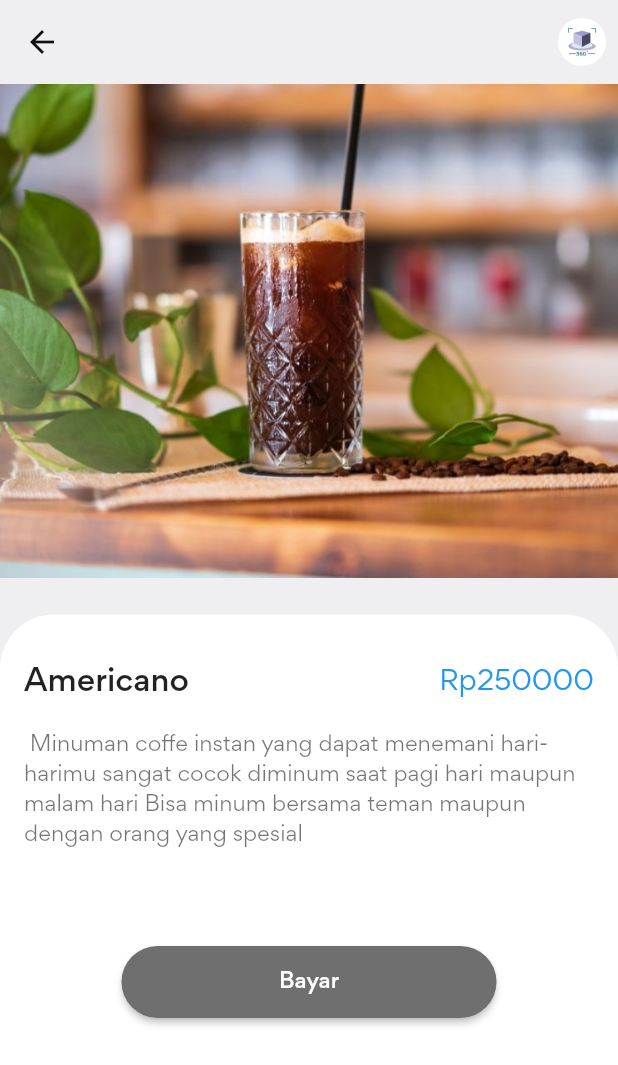
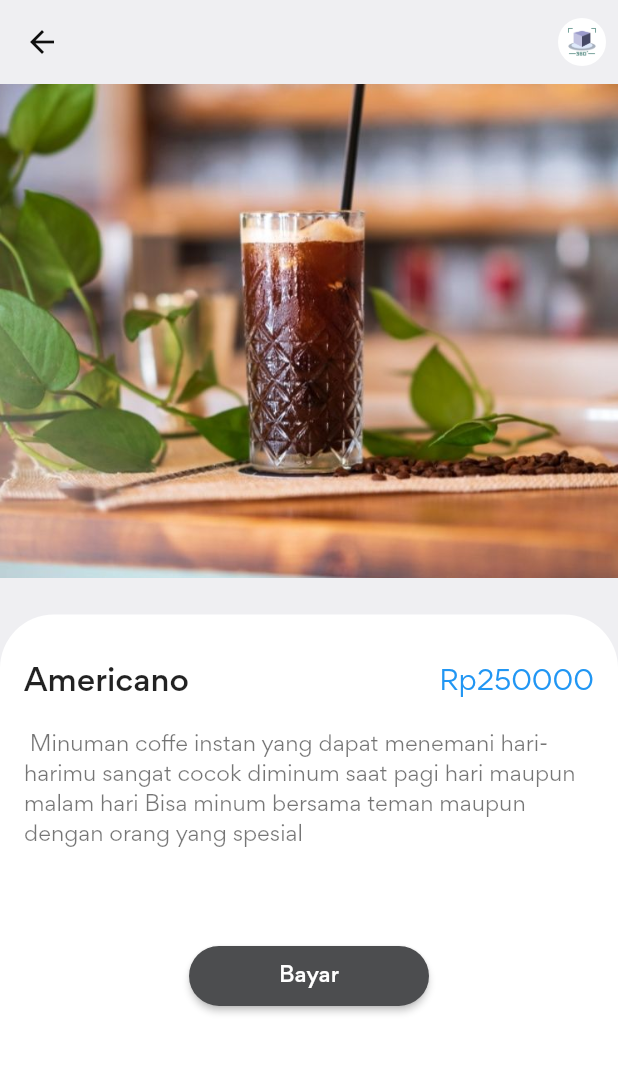
Before and after one commit to lingga12345/mini_project, a Flutter app: the screen it shows after launch, after a tap on "SIGN IN", after a tap on "Americano", on a phone screen of 412 x 824 dp. Shown: the top 1065 px of the screen. Run offline on Flutter 3.47's test engine with Material 2 defaults, Android fonts, the phone set to English and light mode, and no system bars; our stand-ins replace flutter_svg, font_awesome_flutter, hexcolor.

Commit message:
first commit

```diff
--- a/lib/main.dart
+++ b/lib/main.dart
@@ -3,6 +3,7 @@ import 'dart:async';
 import 'package:flutter/material.dart';
 import 'package:pemesanan_coffe/constants.dart';
 import 'package:pemesanan_coffe/screens/home/login_page.dart';
+import 'package:pemesanan_coffe/screens/splash_screen.dart';
 
 
 void main() {
@@ -34,48 +35,3 @@ class MyApp extends StatelessWidget {
     );
   }
 }
-class SplashScreen extends StatefulWidget {
-  const SplashScreen({Key? key}) : super(key: key);
-
-  @override
-  // ignore: library_private_types_in_public_api
-  _SplashScreenState createState() => _SplashScreenState();
-}
-
-class _SplashScreenState extends State<SplashScreen> {
-  @override
-  void initState() {
-    // ignore: todo
-    // TODO: implement initState
-    super.initState();
-    Timer(const Duration(seconds: 3), () {
-      Navigator.of(context)
-          .pushReplacement(MaterialPageRoute(builder: (_) => const LoginPage()));
-    });
-  }
-
-  @override
-  Widget build(BuildContext context) {
-    return Scaffold(
-      backgroundColor: Color.fromARGB(255, 194, 196, 200),
-      body: Center(
-        child: Column(
-          mainAxisAlignment: MainAxisAlignment.center,
-          children: [
-            // logo here
-            Image.asset(
-              'assets/images/logo_coffe.png',
-              height: 730,
-            ),
-            const SizedBox(
-              height: 40,
-            ),
-            const CircularProgressIndicator(
-              valueColor: AlwaysStoppedAnimation<Color>(Colors.white),
-            )
-          ],
-        ),
-      ),
-    );
-  }
-}
--- a/lib/screens/components/detail_produk.dart
+++ b/lib/screens/components/detail_produk.dart
@@ -78,13 +78,21 @@ class DetailProduk extends StatelessWidget {
                   const SizedBox(height: defaultPadding * 3),
                   Center(
                     child: SizedBox(
-                      width: 250,
-                      height: 48,
+                      width: 160,
+                      height: 40,
                       child: ElevatedButton(
                         onPressed: () {},
-                        style: ElevatedButton.styleFrom(
-                            primary: primaryColor,
-                            shape: const StadiumBorder()),
+                        style: ButtonStyle(
+                                  backgroundColor: MaterialStateProperty.all(Color.fromARGB(255, 76, 77, 79)),
+                                  shape: MaterialStateProperty.all<RoundedRectangleBorder>(
+                                    RoundedRectangleBorder(
+                                      borderRadius: BorderRadius.circular(30),
+                                    )
+                                  ),
+                                ),
+                        // style: ElevatedButton.styleFrom(
+                        //     primary: primaryColor,
+                        //     shape: const StadiumBorder()),
                         child: const Text("Bayar"),
                       ),
                     ),
--- a/lib/screens/home/home_screen.dart
+++ b/lib/screens/home/home_screen.dart
@@ -29,6 +29,19 @@ void onTabTapped(int index){
   Widget build(BuildContext context) {
     return Scaffold(
       appBar: AppBar(
+        leading: const BackButton(color: Color.fromARGB(255, 77, 76, 79)),
+        actions: [
+          IconButton(
+            onPressed: () {},
+            icon: CircleAvatar(
+              backgroundColor: Colors.white,
+              child: Image.asset(
+                "assets/images/menus.png",
+                height: 20,
+              ),
+            ),
+          )
+        ],
         backgroundColor: Color.fromARGB(255, 76, 77, 79),
         title: Row(
         mainAxisAlignment: MainAxisAlignment.center,
@@ -51,7 +64,7 @@ void onTabTapped(int index){
               padding: EdgeInsets.symmetric(),
               child: SearchProduct(),
             ),
-            Image.asset('assets/images/Banner.png'),
+            Image.asset('assets/images/banner.png'),
             const NewArrival(),
             const PopulerProduk(),
           ],
--- a/lib/screens/home/login_page.dart
+++ b/lib/screens/home/login_page.dart
@@ -62,22 +62,28 @@ class _LoginPageState extends State<LoginPage>{
                                 decoration: ThemeHelper().textInputDecoration('Password', 'Enter your password'),
                               ),
                             ),
-                            Container(
-                              decoration: ThemeHelper().buttonBoxDecoration(context),
-                              child: ElevatedButton(
-                                style: ThemeHelper().buttonStyle(),
+                            const SizedBox(height: 24,),
+                            ElevatedButton(
+                                style: ButtonStyle(
+                                  // ignore: prefer_const_constructors
+                                  backgroundColor: MaterialStateProperty.all(Color.fromARGB(255, 76, 77, 79)),
+                                  shape: MaterialStateProperty.all<RoundedRectangleBorder>(
+                                    RoundedRectangleBorder(
+                                      borderRadius: BorderRadius.circular(30),
+                                    )
+                                  ),
+                                ),
                                 child: Padding(
-                                  padding: const EdgeInsets.fromLTRB(40, 10, 40, 10),
-                                  child: Text('Sign In'.toUpperCase(), style: const TextStyle(fontSize: 20, fontWeight: FontWeight.bold, color: Colors.white),),
+                                  padding: const EdgeInsets.fromLTRB(40, 10, 40, 5),
+                                  child: Text('Sign In'.toUpperCase(), style: const TextStyle(fontSize: 18, fontWeight: FontWeight.bold, color: Colors.white),),
                                 ),
                                 onPressed: (){
                                   //After successful login we will redirect to profile page. Let's create profile page now
                                   Navigator.pushReplacement(context, MaterialPageRoute(builder: (context) =>const HomeScreen()));
                                 },
                               ),
-                            ),
                             Container(
-                              margin: const EdgeInsets.fromLTRB(10,20,10,20),
+                              margin: const EdgeInsets.fromLTRB(10,10,10,10),
                               //child: Text('Don\'t have an account? Create'),
                               child: Text.rich(
                                 TextSpan(
--- /dev/null
+++ b/lib/screens/splash_screen.dart
@@ -0,0 +1,50 @@
+import 'dart:async';
+
+import 'package:flutter/material.dart';
+import 'package:pemesanan_coffe/screens/home/login_page.dart';
+
+class SplashScreen extends StatefulWidget {
+  const SplashScreen({Key? key}) : super(key: key);
+
+  @override
+  // ignore: library_private_types_in_public_api
+  _SplashScreenState createState() => _SplashScreenState();
+}
+
+class _SplashScreenState extends State<SplashScreen> {
+  @override
+  void initState() {
+    // ignore: todo
+    // TODO: implement initState
+    super.initState();
+    Timer(const Duration(seconds: 3), () {
+      Navigator.of(context)
+          .pushReplacement(MaterialPageRoute(builder: (_) => const LoginPage()));
+    });
+  }
+
+  @override
+  Widget build(BuildContext context) {
+    return Scaffold(
+      backgroundColor: Color.fromARGB(255, 194, 196, 200),
+      body: Center(
+        child: Column(
+          mainAxisAlignment: MainAxisAlignment.center,
+          children: [
+            // logo here
+            Image.asset(
+              'assets/images/logo_coffe.png',
+              height: 730,
+            ),
+            const SizedBox(
+              height: 40,
+            ),
+            const CircularProgressIndicator(
+              valueColor: AlwaysStoppedAnimation<Color>(Colors.white),
+            )
+          ],
+        ),
+      ),
+    );
+  }
+}
--- a/pubspec.yaml
+++ b/pubspec.yaml
@@ -38,6 +38,7 @@ dependencies:
   flutter_svg: ^1.1.5
   font_awesome_flutter: ^10.2.1
   otp_text_field: ^1.1.3
+  provider: ^6.0.4
 
 dev_dependencies:
   flutter_test:
```
Also changed, not shown: lib/models/Category.dart (deleted, +0 -24 lines), lib/screens/components/color_dot.dart (deleted, +0 -29 lines), lib/screens/components/header_widget.dart (deleted, +0 -169 lines), lib/screens/home/components/categories.dart (deleted, +0 -68 lines), pubspec.lock.
